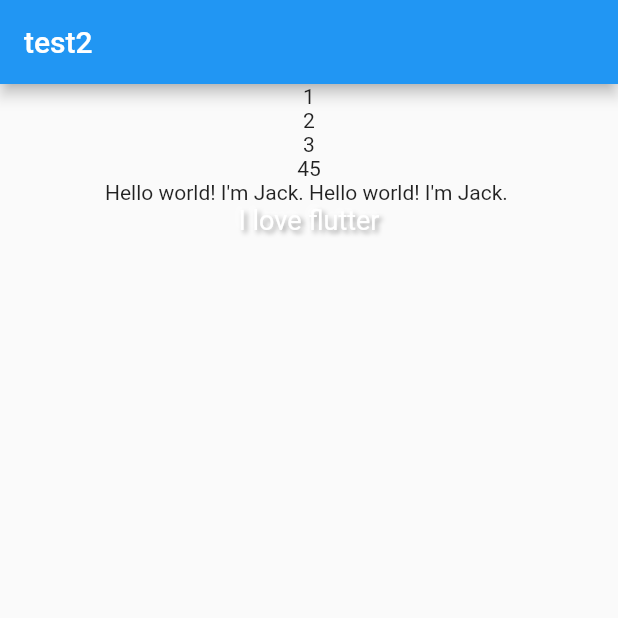
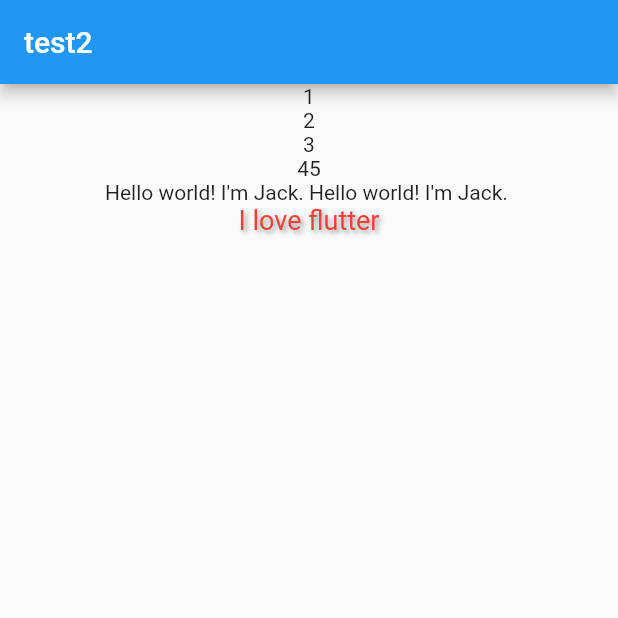
Before and after one commit to xunsky/flutter_online, a Flutter app: the screen it shows after launch, on a phone screen of 412 x 824 dp, the top half of it. Run offline on Flutter 3.47's test engine with Material 2 defaults, Android fonts, the phone set to English and light mode, and no system bars; drawn by our look-alikes of flutter_neumorphic.

```diff
--- a/lib/main.dart
+++ b/lib/main.dart
@@ -52,7 +52,7 @@ class MyHomePage extends StatelessWidget {
             "I love flutter",
             style: NeumorphicStyle(
               depth: 4, //customize depth here
-              color: Colors.white, //customize color here
+              color: Colors.red, //customize color here
             ),
             textStyle: NeumorphicTextStyle(
               fontSize: 18, //customize size here
```
